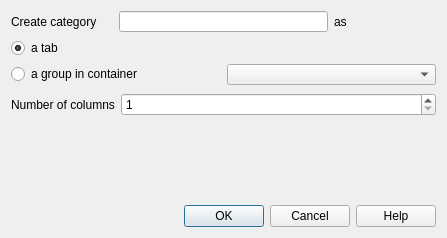
Qt form src/ui/qgsaddtaborgroupbase.ui (qgis/QGIS) before a commit.
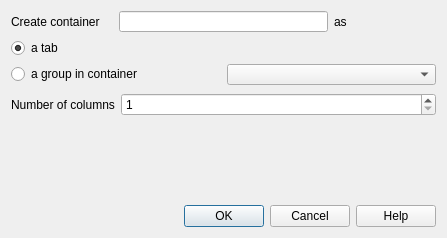
The same form after that commit.

Commit message: Use container instead of category

The edit to the form file:
```diff
--- a/src/ui/qgsaddtaborgroupbase.ui
+++ b/src/ui/qgsaddtaborgroupbase.ui
@@ -19,7 +19,7 @@
      <item row="0" column="0">
       <widget class="QLabel" name="label">
        <property name="text">
-        <string>Create category</string>
+        <string>Create container</string>
        </property>
       </widget>
      </item>
```
